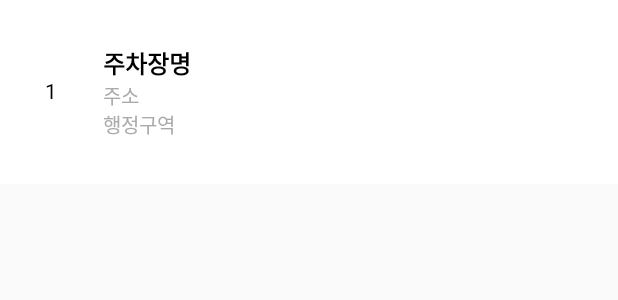
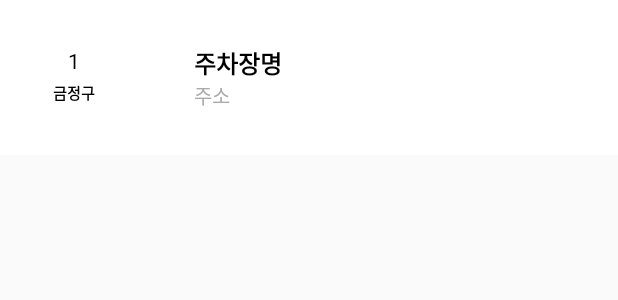
Before and after one commit to ukssss/Capstone_ParkingLot, an Android app: the layout parkinglot_listview.xml on its own in the app's theme, with its tools: preview values and no code run, on a phone screen of 412 x 824 dp. Shown: the top 300 px of the screen. Run offline under Robolectric (Android 15) with nearby library versions, the phone set to English and light mode, and no system bars.

```diff
--- a/app/src/main/java/com/example/parking/Gasstation.java
+++ b/app/src/main/java/com/example/parking/Gasstation.java
@@ -14,6 +14,7 @@ public class Gasstation {
     public void setName(String name) { this.name = name; }
     public void setDiv(String div) { this.div = div; }
     public void setAddr(String addr) { this.addr = addr; }
+
     public void setLatitude(double latitude) { this.latitude = latitude; }
     public void setLongitude(double longitude) { this.longitude = longitude; }
 
@@ -22,6 +23,7 @@ public class Gasstation {
     public String getName() { return this.name; }
     public String getDiv() { return this.div; }
     public String getAddr() { return this.addr; }
+
     public double getLatitude() { return this.latitude; }
     public double getLongitude() { return this.longitude; }
 
--- a/app/src/main/java/com/example/parking/GasstationDatabaseHelper.java
+++ b/app/src/main/java/com/example/parking/GasstationDatabaseHelper.java
@@ -117,6 +117,7 @@ public class GasstationDatabaseHelper extends SQLiteOpenHelper {
                     gasstation.setName(mCursor.getString(1));
                     gasstation.setDiv(mCursor.getString(2));
                     gasstation.setAddr(mCursor.getString(3));
+
                     gasstation.setLatitude(mCursor.getDouble(4));
                     gasstation.setLongitude(mCursor.getDouble(5));
 
--- a/app/src/main/res/layout/parkinglot_listview.xml
+++ b/app/src/main/res/layout/parkinglot_listview.xml
@@ -4,27 +4,48 @@
     android:layout_width="match_parent"
     android:layout_height="wrap_content"
     android:orientation="horizontal"
-    android:padding="30dp"
+    android:background="@android:color/white">
+
+    <LinearLayout
+        android:layout_width="wrap_content"
+        android:layout_height="match_parent"
+        android:orientation="vertical"
         android:gravity="center_vertical"
-    android:layout_marginBottom="8dp"
-    android:background="@android:color/white">
+
+        android:padding="30dp">
 
         <TextView
             android:id="@+id/id"
-        android:layout_width="wrap_content"
+            android:layout_width="39dp"
             android:layout_height="wrap_content"
+            android:gravity="center"
+            android:paddingBottom="5dp"
             android:includeFontPadding="false"
             android:text="1"
-        android:layout_weight="0.1"
             android:textColor="@android:color/black">
 
         </TextView>
 
+        <TextView
+            android:id="@+id/div"
+            android:layout_width="39dp"
+            android:layout_height="wrap_content"
+            android:gravity="center"
+            android:includeFontPadding="false"
+            android:text="금정구"
+            android:textSize="10sp"
+            android:textColor="@android:color/black"
+            android:textStyle="bold">
+
+        </TextView>
+
+    </LinearLayout>
 
     <LinearLayout
         android:layout_width="0dp"
         android:layout_height="wrap_content"
         android:layout_weight="1"
+        android:padding="30dp"
         android:orientation="vertical"
         android:gravity="center_vertical">
 
@@ -47,14 +68,7 @@
             android:textColor="@android:color/darker_gray"
             android:textSize="13sp" />
 
-        <TextView
-            android:id="@+id/div"
-            android:layout_width="wrap_content"
-            android:layout_height="wrap_content"
-            android:includeFontPadding="false"
-            android:text="행정구역"
-            android:textSize="13sp"
-            android:textColor="@android:color/darker_gray"/>
+
 
     </LinearLayout>
 
```
Also changed, not shown: app/src/main/java/com/example/parking/GasstationRecyclerAdapter.java (+7 -4 lines), app/src/main/java/com/example/parking/MainActivity.java (+46 -11 lines), app/src/main/java/com/example/parking/Parkinglot.java (+20 -7 lines), app/src/main/java/com/example/parking/ParkinglotDatabaseHelper.java (+14 -8 lines), app/src/main/java/com/example/parking/ParkinglotRecyclerAdapter.java (+5 -3 lines), app/src/main/res/layout/gasstation_listview.xml (+27 -13 lines), app/src/main/assets/gasstation.db, app/src/main/assets/parkinglot.db (added). Lines whose indentation alone changed are shown as unchanged.
